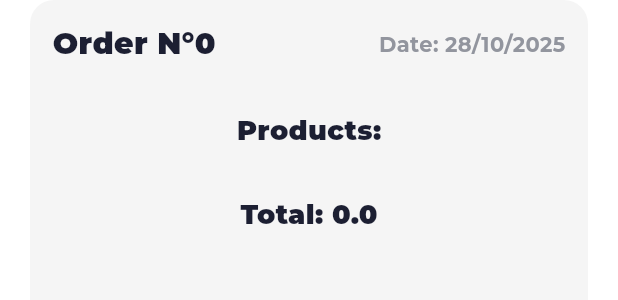
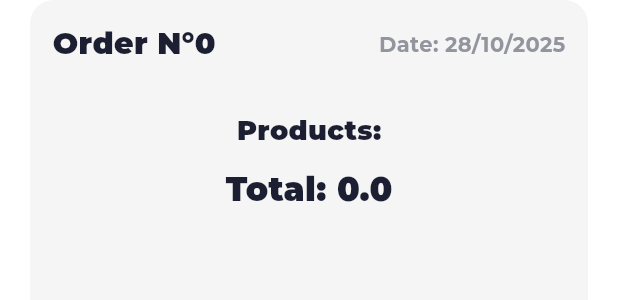
Before and after one commit to abderazak-py/snap_shop, a Flutter app: the OrderCard widget shown alone on an empty page, opened directly with empty values, on a phone screen of 412 x 824 dp. Shown: the top 300 px of the screen. Run offline on Flutter 3.47's test engine with Material 3 defaults, Android fonts, the phone set to English and light mode, and no system bars; our stand-ins replace bloc, cached_network_image, dartz, equatable, flutter_bloc, flutter_otp_text_field and 8 more; missing offline and left inert: flutter_paypal_payment; accounts and stored records are empty.

Commit message:
orders added items to ui and better ui

```diff
--- a/lib/features/payment/data/datasources/payment_remote_data_source.dart
+++ b/lib/features/payment/data/datasources/payment_remote_data_source.dart
@@ -116,7 +116,7 @@ class PaymentRemoteDataSource {
                     currency,
                     shipping,
                     created_at,
-                    order_item (id,order_id, product_id, quantity)''')
+                    order_item (id,order_id, product_id, quantity, products(name, price))''')
           .eq('user_id', user.id)
           .order('created_at', ascending: false);
 
--- a/lib/features/payment/domain/entities/order_entity.dart
+++ b/lib/features/payment/domain/entities/order_entity.dart
@@ -36,14 +36,25 @@ class OrderItemEntity extends Equatable {
   final int orderId;
   final int productId;
   final int quantity;
+  final String productName;
+  final double productPrice;
 
   const OrderItemEntity({
     required this.id,
     required this.orderId,
     required this.productId,
     required this.quantity,
+    required this.productName,
+    required this.productPrice,
   });
 
   @override
-  List<Object?> get props => [id, orderId, productId, quantity];
+  List<Object?> get props => [
+    id,
+    orderId,
+    productId,
+    quantity,
+    productName,
+    productPrice,
+  ];
 }
--- a/lib/features/payment/presentation/views/widgets/order_card.dart
+++ b/lib/features/payment/presentation/views/widgets/order_card.dart
@@ -50,14 +50,36 @@ class OrderCard extends StatelessWidget {
                     fontWeight: FontWeight.w900,
                   ),
                 ),
-                SizedBox(height: 10),
                 for (var item in order.items)
                   Padding(
                     padding: const EdgeInsets.only(bottom: 10),
-                    child: Row(
+                    child: Column(
+                      children: [
+                        if (item == order.items.first) Divider(),
+                        Row(
                           children: [
                             Text(
-                          'Product N°${item.productId}',
+                              'Name: ${item.productName}',
+                              style: Styles.titleText14.copyWith(
+                                fontWeight: FontWeight.w900,
+                                //color: AppColors.kTextColor2,
+                              ),
+                            ),
+                            Spacer(),
+                            Text(
+                              'N°${item.productId}',
+                              style: Styles.titleText14.copyWith(
+                                fontWeight: FontWeight.w900,
+                                color: AppColors.kTextColor2,
+                              ),
+                            ),
+                          ],
+                        ),
+                        SizedBox(height: 5),
+                        Row(
+                          children: [
+                            Text(
+                              'Price: ${item.productPrice} - Quantity: ${item.quantity}',
                               style: Styles.titleText14.copyWith(
                                 fontWeight: FontWeight.w900,
                                 color: AppColors.kTextColor2,
@@ -65,29 +87,24 @@ class OrderCard extends StatelessWidget {
                             ),
                             Spacer(),
                             Text(
-                          '. . . . . . . . . . . . . . .',
+                              'Subtotal: ${item.productPrice * item.quantity}',
                               style: Styles.titleText14.copyWith(
                                 fontWeight: FontWeight.w900,
+                                //color: AppColors.kTextColor2,
                               ),
                             ),
-                        Spacer(),
-                        Text(
-                          'Quantity: ${item.quantity}',
-                          style: Styles.titleText14.copyWith(
-                            fontWeight: FontWeight.w900,
-                            color: AppColors.kTextColor2,
+                          ],
                         ),
-                        ),
+                        Divider(),
                       ],
                     ),
                   ),
               ],
             ),
-            SizedBox(height: 20),
-
+            SizedBox(height: 10),
             Text(
               'Total: ${order.total}',
-              style: Styles.titleText18.copyWith(fontWeight: FontWeight.w900),
+              style: Styles.titleText22.copyWith(fontWeight: FontWeight.w900),
             ),
           ],
         ),
```
Also changed, not shown: lib/features/payment/data/models/order_model.dart (+17 -1 lines). Lines whose indentation alone changed are shown as unchanged.
